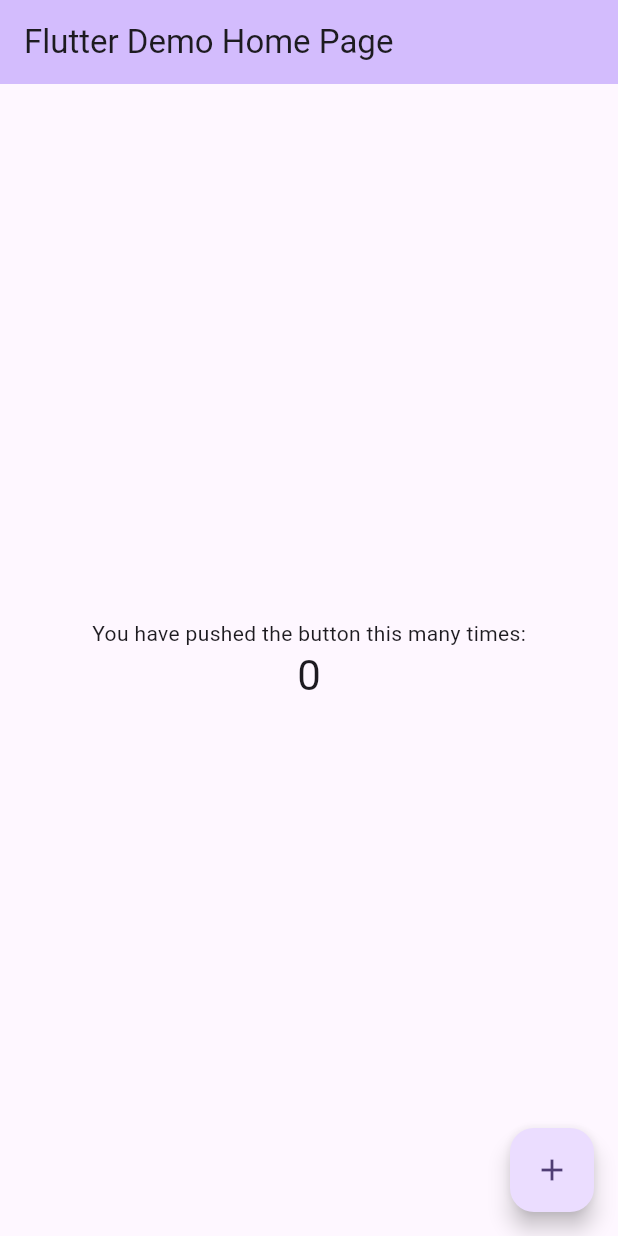
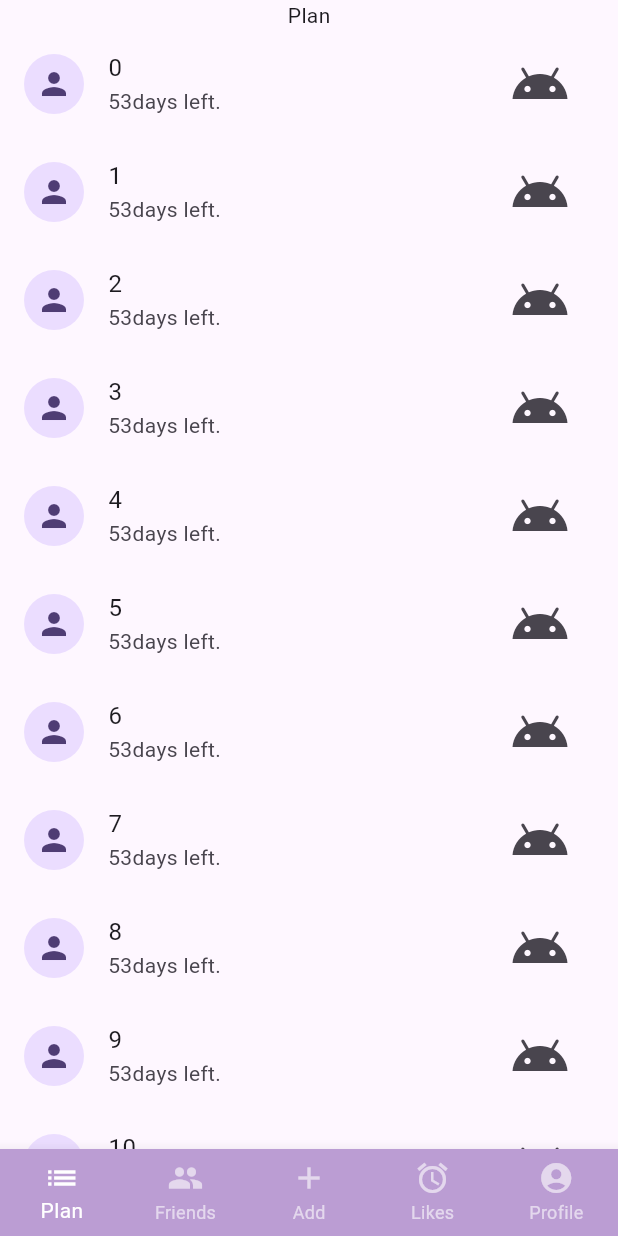
Before and after one commit to let-s-eat-together/LetsEat.flutter, a Flutter app: the screen it shows after launch, on a phone screen of 412 x 824 dp. Run offline on Flutter 3.47's test engine with Material 3 defaults, Android fonts, the light colour scheme and no system bars.

Commit message:
feat: Add Main TabView

```diff
--- a/lets_eat/lib/main.dart
+++ b/lets_eat/lib/main.dart
@@ -1,125 +1,102 @@
 import 'package:flutter/material.dart';
+import 'plan/plan_screen.dart';
 
 void main() {
-  runApp(const MyApp());
+  runApp(MyApp());
 }
 
 class MyApp extends StatelessWidget {
-  const MyApp({super.key});
-
-  // This widget is the root of your application.
   @override
   Widget build(BuildContext context) {
     return MaterialApp(
-      title: 'Flutter Demo',
+      title: 'Let`s Eat',
       theme: ThemeData(
-        // This is the theme of your application.
-        //
-        // TRY THIS: Try running your application with "flutter run". You'll see
-        // the application has a purple toolbar. Then, without quitting the app,
-        // try changing the seedColor in the colorScheme below to Colors.green
-        // and then invoke "hot reload" (save your changes or press the "hot
-        // reload" button in a Flutter-supported IDE, or press "r" if you used
-        // the command line to start the app).
-        //
-        // Notice that the counter didn't reset back to zero; the application
-        // state is not lost during the reload. To reset the state, use hot
-        // restart instead.
-        //
-        // This works for code too, not just values: Most code changes can be
-        // tested with just a hot reload.
         colorScheme: ColorScheme.fromSeed(seedColor: Colors.deepPurple),
         useMaterial3: true,
       ),
-      home: const MyHomePage(title: 'Flutter Demo Home Page'),
+      home: MainUI(),
     );
   }
 }
 
-class MyHomePage extends StatefulWidget {
-  const MyHomePage({super.key, required this.title});
-
-  // This widget is the home page of your application. It is stateful, meaning
-  // that it has a State object (defined below) that contains fields that affect
-  // how it looks.
-
-  // This class is the configuration for the state. It holds the values (in this
-  // case the title) provided by the parent (in this case the App widget) and
-  // used by the build method of the State. Fields in a Widget subclass are
-  // always marked "final".
-
-  final String title;
-
+class MainUI extends StatefulWidget {
   @override
-  State<MyHomePage> createState() => _MyHomePageState();
+  _MainUI createState() => _MainUI();
 }
 
-class _MyHomePageState extends State<MyHomePage> {
-  int _counter = 0;
+class _MainUI extends State<MainUI> {
+  int _selectedIndex = 0;
 
-  void _incrementCounter() {
-    setState(() {
-      // This call to setState tells the Flutter framework that something has
-      // changed in this State, which causes it to rerun the build method below
-      // so that the display can reflect the updated values. If we changed
-      // _counter without calling setState(), then the build method would not be
-      // called again, and so nothing would appear to happen.
-      _counter++;
-    });
-  }
+  // BottomNavigation Items
+  List _widgetOptions = [
+    // Plan
+    PlanScreen(),
+
+    // Friends
+    Text(
+      'Friends',
+      style: TextStyle(fontSize: 30),),
+    // Add
+    Text('Add',
+      style: TextStyle(fontSize: 30),),
+
+    // Alarm
+    Text('Alarm',
+      style: TextStyle(fontSize: 30),),
+
+    // Profile
+    Text('Profile',
+      style: TextStyle(fontSize: 30),),
+  ];
 
   @override
   Widget build(BuildContext context) {
-    // This method is rerun every time setState is called, for instance as done
-    // by the _incrementCounter method above.
-    //
-    // The Flutter framework has been optimized to make rerunning build methods
-    // fast, so that you can just rebuild anything that needs updating rather
-    // than having to individually change instances of widgets.
     return Scaffold(
-      appBar: AppBar(
-        // TRY THIS: Try changing the color here to a specific color (to
-        // Colors.amber, perhaps?) and trigger a hot reload to see the AppBar
-        // change color while the other colors stay the same.
-        backgroundColor: Theme.of(context).colorScheme.inversePrimary,
-        // Here we take the value from the MyHomePage object that was created by
-        // the App.build method, and use it to set our appbar title.
-        title: Text(widget.title),
+      body: Center(
+        child: _widgetOptions.elementAt(_selectedIndex),
       ),
-      body: Center(
-        // Center is a layout widget. It takes a single child and positions it
-        // in the middle of the parent.
-        child: Column(
-          // Column is also a layout widget. It takes a list of children and
-          // arranges them vertically. By default, it sizes itself to fit its
-          // children horizontally, and tries to be as tall as its parent.
-          //
-          // Column has various properties to control how it sizes itself and
-          // how it positions its children. Here we use mainAxisAlignment to
-          // center the children vertically; the main axis here is the vertical
-          // axis because Columns are vertical (the cross axis would be
-          // horizontal).
-          //
-          // TRY THIS: Invoke "debug painting" (choose the "Toggle Debug Paint"
-          // action in the IDE, or press "p" in the console), to see the
-          // wireframe for each widget.
-          mainAxisAlignment: MainAxisAlignment.center,
-          children: <Widget>[
-            const Text(
-              'You have pushed the button this many times:',
-            ),
-            Text(
-              '$_counter',
-              style: Theme.of(context).textTheme.headlineMedium,
-            ),
-          ],
-        ),
+
+      bottomNavigationBar: BottomNavigationBar(
+        // BottomNavigationBar Widget
+        type: BottomNavigationBarType.fixed,
+
+        // BottomNavigation Colors
+        backgroundColor: Color.fromARGB(255, 187, 157, 211),
+        selectedItemColor: Colors.white,
+        unselectedItemColor: Colors.white.withOpacity(.60),
+
+        // Selected Index
+        currentIndex: _selectedIndex,
+        onTap: (int index) {
+          setState(() {
+            _selectedIndex = index;
+          });
+        },
+
+        // BottomNavigation Items
+        items: const [
+          BottomNavigationBarItem(
+            icon: Icon(Icons.list),
+            label: 'Plan',
+          ),
+          BottomNavigationBarItem(
+            icon: Icon(Icons.people),
+            label: 'Friends',
+          ),
+          BottomNavigationBarItem(
+            icon: Icon(Icons.add),
+            label: 'Add',
+          ),
+          BottomNavigationBarItem(
+            icon: Icon(Icons.alarm),
+            label: 'Likes',
+          ),
+          BottomNavigationBarItem(
+            icon: Icon(Icons.account_circle),
+            label: 'Profile',
+          ),
+        ],
       ),
-      floatingActionButton: FloatingActionButton(
-        onPressed: _incrementCounter,
-        tooltip: 'Increment',
-        child: const Icon(Icons.add),
-      ), // This trailing comma makes auto-formatting nicer for build methods.
     );
   }
 }
--- /dev/null
+++ b/lets_eat/lib/plan/plan_screen.dart
@@ -0,0 +1,106 @@
+import 'package:flutter/material.dart';
+
+class PlanScreen extends StatefulWidget {
+  @override
+  _PlanScreenState createState() => _PlanScreenState();
+}
+
+class _PlanScreenState extends State<PlanScreen> {
+  List<int?> planList = [0];
+
+  @override
+  Widget build(BuildContext context) {
+    return Scaffold(
+      body: Column(
+        children: <Widget>[
+          Text("Plan"),
+          Expanded(
+            child: planList.isEmpty
+                ? Center(
+                    child: Text(
+                      'No Data',
+                      style: TextStyle(fontSize: 24, fontWeight: FontWeight.bold),
+                    ),
+                  )
+                : ListView.builder(
+                    itemCount: 11,
+                    itemBuilder: (context, index) {
+                      return ListTile(
+                        leading: CircleAvatar(
+                          child: Icon(Icons.person),
+                        ),
+                        title: Text(index.toString()),
+                        subtitle: Text("53days left."),
+                        trailing: StingButton(otherUserName: "test", planId: 1),
+                      );
+                    },
+                  ),
+          ),
+        ],
+      ),
+    );
+  }
+}
+
+class StingButton extends StatefulWidget {
+  final String otherUserName;
+  final int planId;
+
+  StingButton({required this.otherUserName, required this.planId});
+
+  @override
+  _StingButtonState createState() => _StingButtonState();
+}
+
+class _StingButtonState extends State<StingButton> {
+  bool isSting = false;
+
+  void sendMessage(String to) {
+    // 메시지 전송 로직 구현
+    print("send to $to 콕!");
+  }
+
+  void pressReject(String to) {
+    // 거절 로직 구현
+    print("reject $to kok!");
+  }
+
+  @override
+  Widget build(BuildContext context) {
+    return IconButton(
+      iconSize: 40,
+      icon: Icon(Icons.android),
+      onPressed: () {
+        setState(() {
+          isSting = !isSting;
+        });
+        if (isSting) {
+          showDialog(
+            context: context,
+            builder: (BuildContext context) {
+              return AlertDialog(
+                title: Text("콕 찔러보기"),
+                content: Text("${widget.otherUserName}님을 콕 찌르시겠습니까?"),
+                actions: <Widget>[
+                  TextButton(
+                    child: Text("네"),
+                    onPressed: () {
+                      sendMessage(widget.otherUserName);
+                      Navigator.of(context).pop();
+                    },
+                  ),
+                  TextButton(
+                    child: Text("아니요"),
+                    onPressed: () {
+                      Navigator.of(context).pop();
+                    },
+                  ),
+                ],
+              );
+            },
+          );
+        }
+      },
+    );
+  }
+}
```
